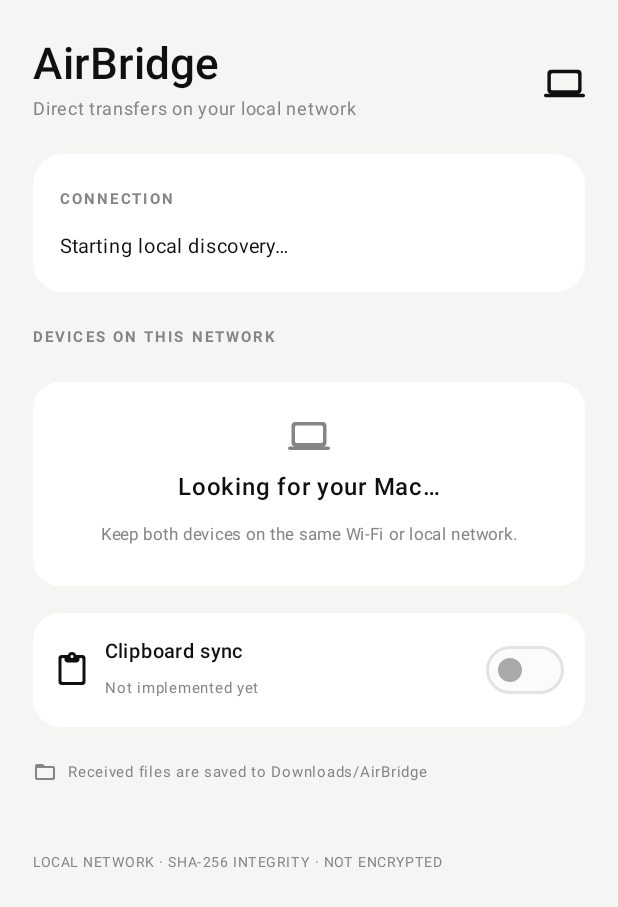
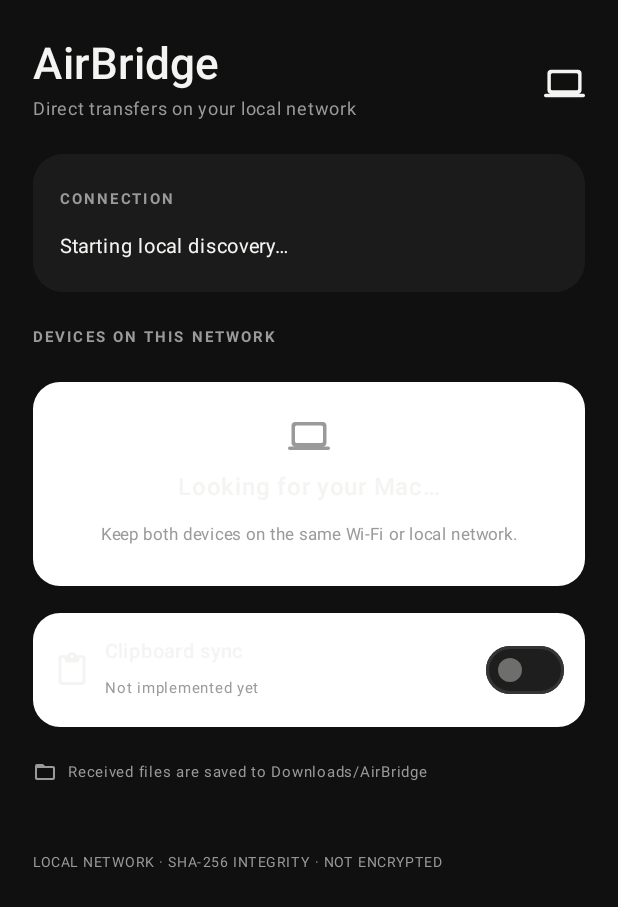
Before and after one commit to mrjdm2007/AirBridge, an Android app built with Jetpack Compose: the screen it shows after launch (MainActivity), on a phone screen of 412 x 824 dp. Shown: the top 907 px of the screen. Run offline under Robolectric (Android 15) with nearby library versions, the phone set to English and light mode, and no system bars.

Commit message:
Set Android app to dark mode by default

```diff
--- a/android/app/src/main/java/com/airbridge/app/MainActivity.kt
+++ b/android/app/src/main/java/com/airbridge/app/MainActivity.kt
@@ -24,9 +24,10 @@ import androidx.compose.ui.unit.dp
 import androidx.compose.ui.unit.sp
 import java.net.InetAddress
 
-private val Ink = Color(0xFF101010)
-private val Paper = Color(0xFFF5F5F3)
-private val Muted = Color(0xFF858585)
+private val Ink = Color(0xFFF4F4F2)
+private val Paper = Color(0xFF101010)
+private val Card = Color(0xFF1B1B1B)
+private val Muted = Color(0xFF9A9A9A)
 
 class MainActivity : ComponentActivity() {
     override fun onCreate(savedInstanceState: Bundle?) {
@@ -85,7 +86,7 @@ class MainActivity : ComponentActivity() {
 @Composable
 private fun AirBridgeScreen(onSend: (AirBridgePeer) -> Unit) {
     var clipboardSync by remember { mutableStateOf(false) }
-    MaterialTheme(colorScheme = lightColorScheme(background = Paper, surface = Color.White, primary = Ink, onPrimary = Color.White)) {
+    MaterialTheme(colorScheme = darkColorScheme(background = Paper, surface = Card, primary = Color(0xFFF4F4F2), onPrimary = Color(0xFF101010), onSurface = Ink, onBackground = Ink)) {
         Surface(Modifier.fillMaxSize(), color = Paper) {
             Column(Modifier.fillMaxSize().padding(horizontal = 22.dp, vertical = 26.dp), verticalArrangement = Arrangement.spacedBy(18.dp)) {
                 Row(verticalAlignment = Alignment.CenterVertically) {
@@ -95,7 +96,7 @@ private fun AirBridgeScreen(onSend: (AirBridgePeer) -> Unit) {
                     }
                     Icon(Icons.Rounded.Computer, contentDescription = null, tint = Ink, modifier = Modifier.size(27.dp))
                 }
-                Column(Modifier.fillMaxWidth().background(Color.White, RoundedCornerShape(20.dp)).padding(18.dp), verticalArrangement = Arrangement.spacedBy(8.dp)) {
+                Column(Modifier.fillMaxWidth().background(Card, RoundedCornerShape(20.dp)).padding(18.dp), verticalArrangement = Arrangement.spacedBy(8.dp)) {
                     Text("CONNECTION", fontSize = 10.sp, fontWeight = FontWeight.Bold, color = Muted, letterSpacing = 1.4.sp)
                     Text(AirBridgeState.status, color = Ink, fontSize = 13.sp)
                     if (AirBridgeState.transferActive) {
```
